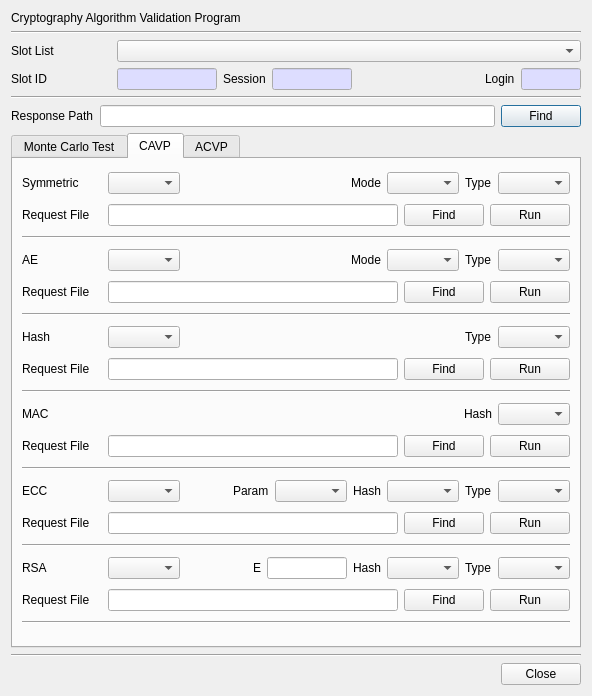
First picture: the form in CryptokiMan/cavp_dlg.ui, repository jykim74/CryptokiMan, before the edit.
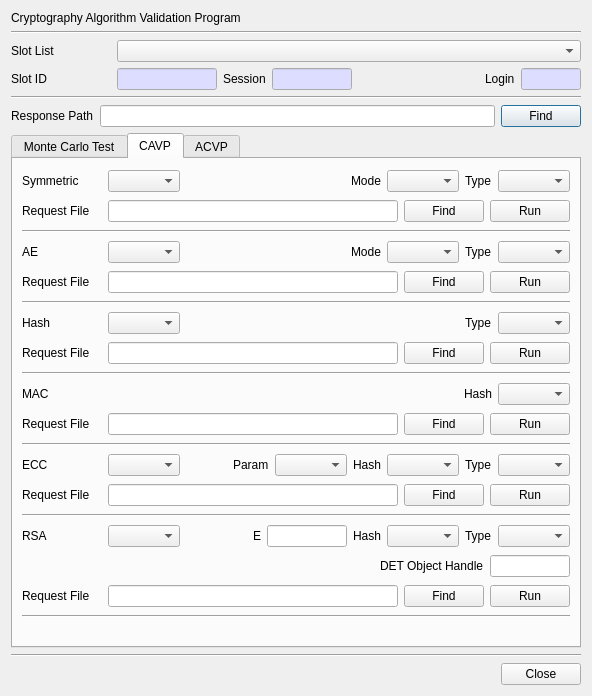
Second picture: the form after the edit.

Diff of the .ui file:
```diff
--- a/CryptokiMan/cavp_dlg.ui
+++ b/CryptokiMan/cavp_dlg.ui
@@ -1760,16 +1760,6 @@
        </item>
        <item>
         <layout class="QGridLayout" name="gridLayout_25">
-         <item row="0" column="6">
-          <widget class="QComboBox" name="mRSAHashCombo"/>
-         </item>
-         <item row="0" column="7">
-          <widget class="QLabel" name="label_50">
-           <property name="text">
-            <string>Type</string>
-           </property>
-          </widget>
-         </item>
          <item row="0" column="0">
           <widget class="QLabel" name="label_47">
            <property name="minimumSize">
@@ -1783,12 +1773,35 @@
            </property>
           </widget>
          </item>
-         <item row="0" column="1">
-          <widget class="QComboBox" name="mRSAAlgCombo"/>
-         </item>
          <item row="0" column="8">
+          <widget class="QLabel" name="label_50">
+           <property name="text">
+            <string>Type</string>
+           </property>
+          </widget>
+         </item>
+         <item row="0" column="2">
+          <spacer name="horizontalSpacer_15">
+           <property name="orientation">
+            <enum>Qt::Horizontal</enum>
+           </property>
+           <property name="sizeHint" stdset="0">
+            <size>
+             <width>40</width>
+             <height>20</height>
+            </size>
+           </property>
+          </spacer>
+         </item>
+         <item row="0" column="9">
           <widget class="QComboBox" name="mRSATypeCombo"/>
          </item>
+         <item row="0" column="7">
+          <widget class="QComboBox" name="mRSAHashCombo"/>
+         </item>
+         <item row="0" column="1">
+          <widget class="QComboBox" name="mRSAAlgCombo"/>
+         </item>
          <item row="0" column="3">
           <widget class="QLabel" name="label_48">
            <property name="text">
@@ -1796,7 +1809,7 @@
            </property>
           </widget>
          </item>
-         <item row="0" column="5">
+         <item row="0" column="6">
           <widget class="QLabel" name="label_49">
            <property name="text">
             <string>Hash</string>
@@ -1813,8 +1826,29 @@
            </property>
           </widget>
          </item>
-         <item row="0" column="2">
-          <spacer name="horizontalSpacer_15">
+        </layout>
+       </item>
+       <item>
+        <layout class="QGridLayout" name="gridLayout_31">
+         <item row="0" column="3">
+          <widget class="QLabel" name="mRSAObjectLabel">
+           <property name="text">
+            <string>DET Object Handle</string>
+           </property>
+          </widget>
+         </item>
+         <item row="0" column="4">
+          <widget class="QLineEdit" name="mRSAObjectText">
+           <property name="maximumSize">
+            <size>
+             <width>80</width>
+             <height>16777215</height>
+            </size>
+           </property>
+          </widget>
+         </item>
+         <item row="0" column="0">
+          <spacer name="horizontalSpacer_17">
            <property name="orientation">
             <enum>Qt::Horizontal</enum>
            </property>
```
